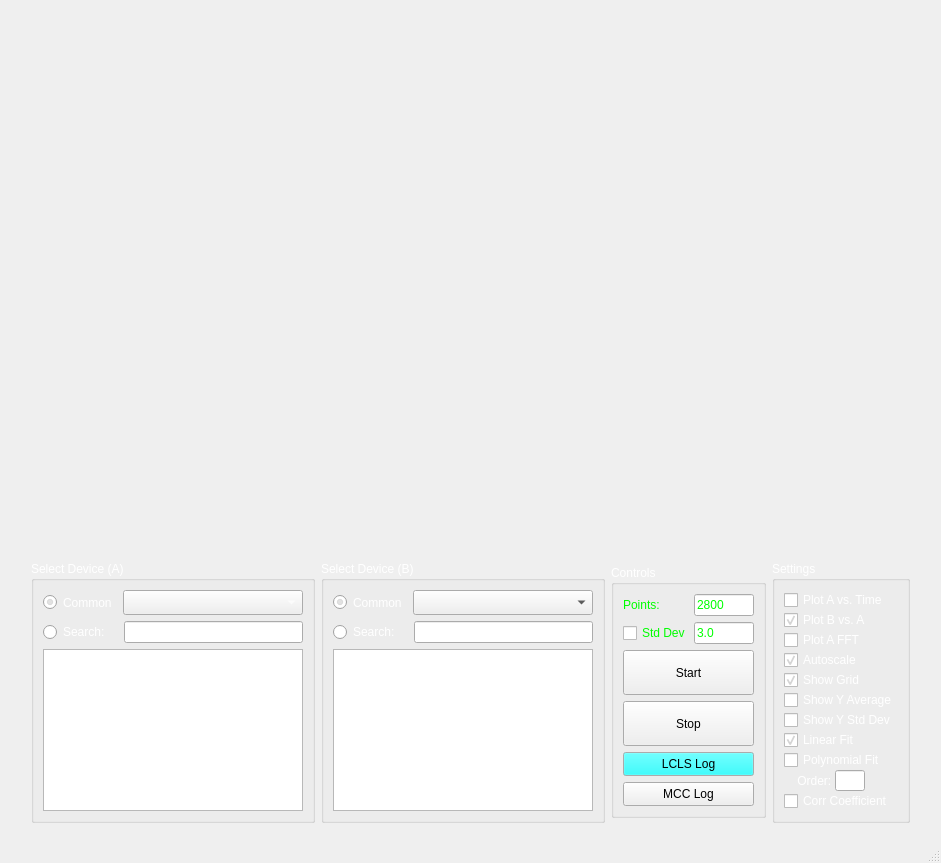
Old version of the form rtbsa.ui in the repository lisazacarias/rtbsa.
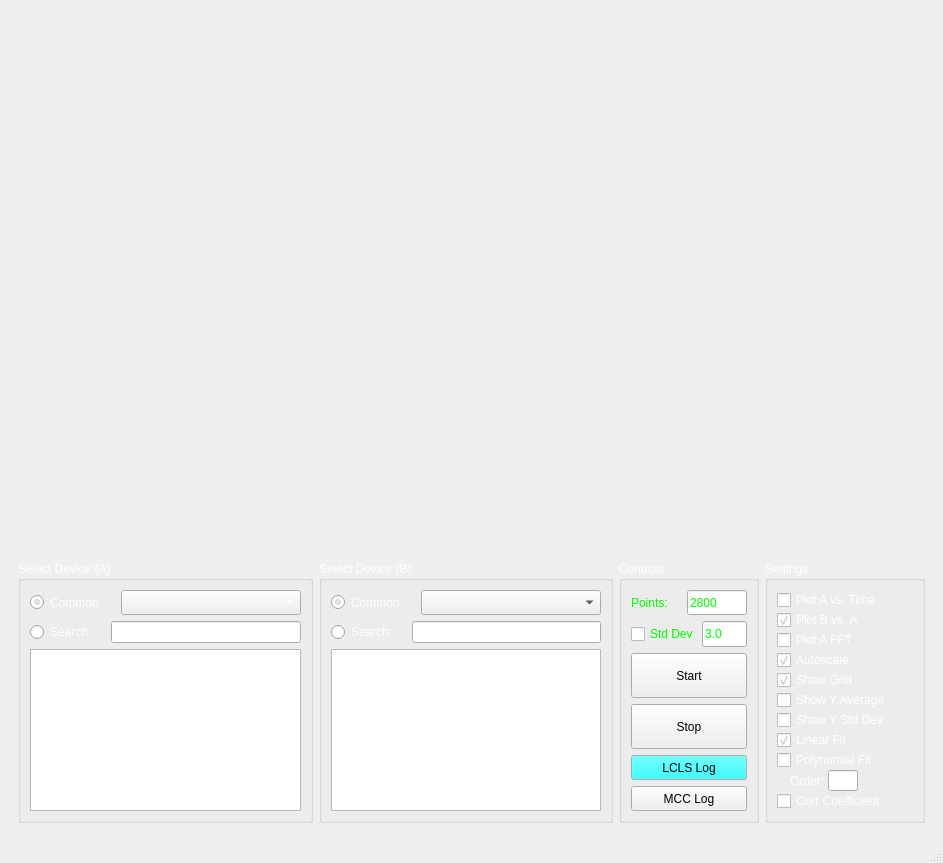
New version of the form.

Commit message: Made expandable and fixed some formatting

```diff
--- a/rtbsa.ui
+++ b/rtbsa.ui
@@ -6,7 +6,7 @@
    <rect>
     <x>0</x>
     <y>0</y>
-    <width>941</width>
+    <width>943</width>
     <height>863</height>
    </rect>
   </property>
@@ -14,8 +14,8 @@
    <string>MainWindow</string>
   </property>
   <widget class="QWidget" name="centralwidget">
-   <layout class="QGridLayout" name="gridLayout">
-    <item row="0" column="0" alignment="Qt::AlignHCenter|Qt::AlignBottom">
+   <layout class="QVBoxLayout" name="verticalLayout_5">
+    <item>
      <widget class="QSplitter" name="splitter">
       <property name="minimumSize">
        <size>
@@ -55,15 +55,15 @@
         </size>
        </property>
       </widget>
-      <widget class="QFrame" name="">
+      <widget class="QFrame" name="frame">
        <property name="maximumSize">
         <size>
          <width>16777215</width>
          <height>280</height>
         </size>
        </property>
-       <layout class="QHBoxLayout" name="horizontalLayout">
-        <item alignment="Qt::AlignHCenter|Qt::AlignVCenter">
+       <layout class="QGridLayout" name="gridLayout">
+        <item row="0" column="0">
          <widget class="QGroupBox" name="groupBoxA">
           <property name="sizePolicy">
            <sizepolicy hsizetype="Preferred" vsizetype="MinimumExpanding">
@@ -143,6 +143,12 @@
                  <verstretch>0</verstretch>
                 </sizepolicy>
                </property>
+               <property name="maximumSize">
+                <size>
+                 <width>90</width>
+                 <height>16777215</height>
+                </size>
+               </property>
                <property name="palette">
                 <palette>
                  <active>
@@ -556,7 +562,7 @@
           </layout>
          </widget>
         </item>
-        <item alignment="Qt::AlignHCenter|Qt::AlignVCenter">
+        <item row="0" column="1">
          <widget class="QGroupBox" name="groupBoxB">
           <property name="sizePolicy">
            <sizepolicy hsizetype="Preferred" vsizetype="MinimumExpanding">
@@ -636,6 +642,12 @@
                  <verstretch>0</verstretch>
                 </sizepolicy>
                </property>
+               <property name="maximumSize">
+                <size>
+                 <width>90</width>
+                 <height>16777215</height>
+                </size>
+               </property>
                <property name="palette">
                 <palette>
                  <active>
@@ -968,7 +980,7 @@
           </layout>
          </widget>
         </item>
-        <item alignment="Qt::AlignHCenter|Qt::AlignVCenter">
+        <item row="0" column="2">
          <widget class="QGroupBox" name="groupBoxControls">
           <property name="sizePolicy">
            <sizepolicy hsizetype="Preferred" vsizetype="MinimumExpanding">
@@ -984,7 +996,7 @@
           </property>
           <property name="maximumSize">
            <size>
-            <width>16777215</width>
+            <width>140</width>
             <height>16777215</height>
            </size>
           </property>
@@ -1410,7 +1422,7 @@
           </layout>
          </widget>
         </item>
-        <item alignment="Qt::AlignHCenter|Qt::AlignVCenter">
+        <item row="0" column="3">
          <widget class="QGroupBox" name="groupBoxSettings">
           <property name="sizePolicy">
            <sizepolicy hsizetype="Preferred" vsizetype="MinimumExpanding">
@@ -1426,7 +1438,7 @@
           </property>
           <property name="maximumSize">
            <size>
-            <width>16777215</width>
+            <width>160</width>
             <height>16777215</height>
            </size>
           </property>
```
Left out of the diff: 2 changed lines with no effect on the pictures. The commit also changes 2 other files.
